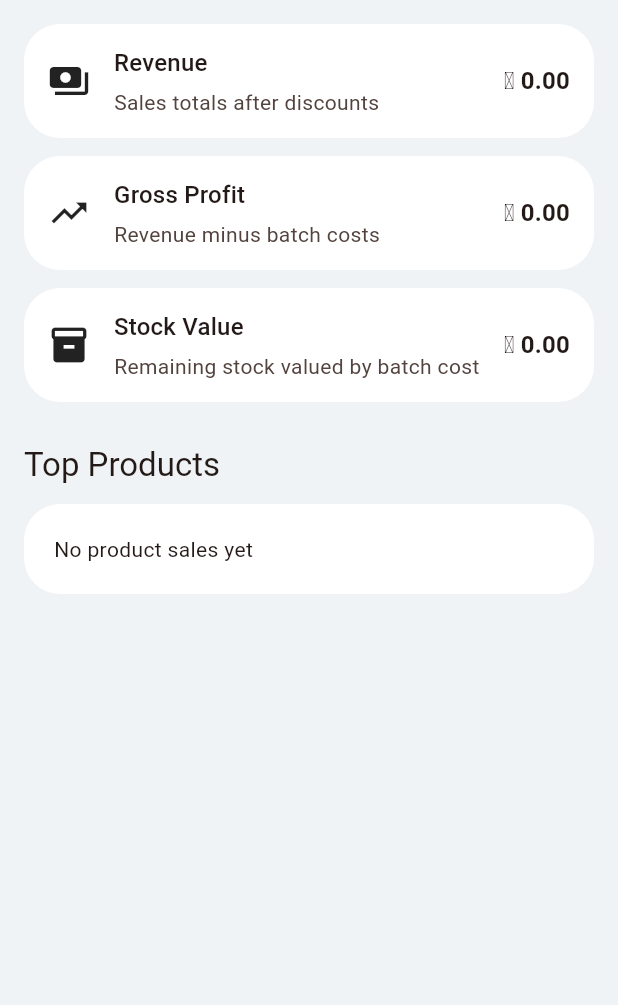
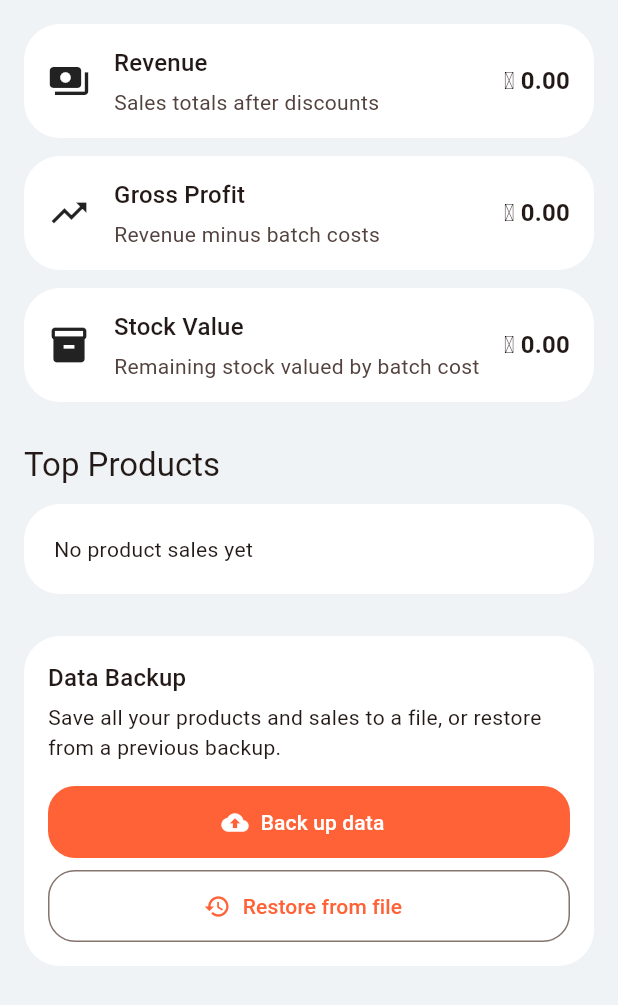
Before and after one commit to fejbron/stockmate, a Flutter app: the _ReportsContent widget shown alone on an empty page, opened directly with empty values, on a phone screen of 412 x 824 dp. Shown: the top 1005 px of the screen. Run offline on Flutter 3.47's test engine with Material 3 defaults, Android fonts, the phone set to English and light mode, and no system bars; our stand-ins replace barcode_widget, drift, drift_flutter, file_picker, flutter_riverpod, go_router and 2 more; missing offline and left inert: mobile_scanner, sqlite3; accounts and stored records are empty; generated files the repository leaves out were written again; project files that could hold a hidden picture were left out.

Commit message:
feat: add data backup card to reports screen
Co-authored-by: Cursor <cursoragent@cursor.com>

```diff
--- /dev/null
+++ b/stockmate/lib/src/backup/data_backup_card.dart
@@ -0,0 +1,146 @@
+import 'dart:io';
+
+import 'package:file_picker/file_picker.dart';
+import 'package:flutter/material.dart';
+import 'package:flutter_riverpod/flutter_riverpod.dart';
+import 'package:path_provider/path_provider.dart';
+import 'package:share_plus/share_plus.dart';
+
+import '../app_restarter.dart';
+import 'backup_providers.dart';
+
+typedef PickBackupFile = Future<File?> Function();
+typedef ShareBackupFile = Future<void> Function(File file);
+
+class DataBackupCard extends ConsumerStatefulWidget {
+  const DataBackupCard({this.pickFile, this.shareFile, super.key});
+
+  /// Injection seams for tests. Default to real plugin calls.
+  final PickBackupFile? pickFile;
+  final ShareBackupFile? shareFile;
+
+  @override
+  ConsumerState<DataBackupCard> createState() => _DataBackupCardState();
+}
+
+class _DataBackupCardState extends ConsumerState<DataBackupCard> {
+  bool _busy = false;
+
+  @override
+  Widget build(BuildContext context) {
+    return Card(
+      child: Padding(
+        padding: const EdgeInsets.all(16),
+        child: Column(
+          crossAxisAlignment: CrossAxisAlignment.stretch,
+          children: [
+            Text(
+              'Data Backup',
+              style: Theme.of(context).textTheme.titleMedium,
+            ),
+            const SizedBox(height: 4),
+            const Text(
+              'Save all your products and sales to a file, or restore from a '
+              'previous backup.',
+            ),
+            const SizedBox(height: 16),
+            if (_busy)
+              const Center(child: CircularProgressIndicator())
+            else ...[
+              FilledButton.icon(
+                onPressed: _backup,
+                icon: const Icon(Icons.backup),
+                label: const Text('Back up data'),
+              ),
+              const SizedBox(height: 8),
+              OutlinedButton.icon(
+                onPressed: _restore,
+                icon: const Icon(Icons.restore),
+                label: const Text('Restore from file'),
+              ),
+            ],
+          ],
+        ),
+      ),
+    );
+  }
+
+  Future<void> _backup() async {
+    setState(() => _busy = true);
+    try {
+      final service = ref.read(backupServiceProvider);
+      final dir = await getTemporaryDirectory();
+      final file = await service.createBackup(dir);
+      await (widget.shareFile ?? _defaultShare)(file);
+    } on Object catch (error) {
+      _showMessage('Backup failed: $error');
+    } finally {
+      if (mounted) {
+        setState(() => _busy = false);
+      }
+    }
+  }
+
+  Future<void> _restore() async {
+    final pick = widget.pickFile ?? _defaultPick;
+    final file = await pick();
+    if (file == null || !mounted) {
+      return;
+    }
+
+    final service = ref.read(backupServiceProvider);
+    final validation = await service.validateBackup(file);
+    if (!mounted) {
+      return;
+    }
+    if (!validation.isValid) {
+      _showMessage(validation.reason ?? 'Invalid backup file.');
+      return;
+    }
+
+    final confirmed = await showDialog<bool>(
+      context: context,
+      builder: (context) => AlertDialog(
+        title: const Text('Replace all current data?'),
+        content: const Text(
+          'Restoring will overwrite all current products and sales with the '
+          'contents of this backup. This cannot be undone.',
+        ),
+        actions: [
+          TextButton(
+            onPressed: () => Navigator.of(context).pop(false),
+            child: const Text('Cancel'),
+          ),
+          FilledButton(
+            onPressed: () => Navigator.of(context).pop(true),
+            child: const Text('Restore'),
+          ),
+        ],
+      ),
+    );
+
+    if (confirmed != true || !mounted) {
+      return;
+    }
+
+    await AppRestarter.of(context).restoreFromFile(file);
+  }
+
+  Future<void> _defaultShare(File file) async {
+    await SharePlus.instance.share(
+      ShareParams(files: [XFile(file.path)], text: 'EziTally data backup'),
+    );
+  }
+
+  Future<File?> _defaultPick() async {
+    final result = await FilePicker.platform.pickFiles();
+    final path = result?.files.single.path;
+    return path == null ? null : File(path);
+  }
+
+  void _showMessage(String message) {
+    ScaffoldMessenger.of(context).showSnackBar(
+      SnackBar(content: Text(message)),
+    );
+  }
+}
--- a/stockmate/lib/src/reports/reports_screen.dart
+++ b/stockmate/lib/src/reports/reports_screen.dart
@@ -1,6 +1,8 @@
+import 'package:flutter/foundation.dart' show kIsWeb;
 import 'package:flutter/material.dart';
 import 'package:flutter_riverpod/flutter_riverpod.dart';
 
+import '../backup/data_backup_card.dart';
 import '../shared/money.dart';
 import 'reports_providers.dart';
 import 'reports_repository.dart';
@@ -93,6 +95,10 @@ class _ReportsContent extends StatelessWidget {
                           child: _TopProductTile(product: product),
                         );
                       }),
+                    if (!kIsWeb) ...[
+                      const SizedBox(height: 28),
+                      const DataBackupCard(),
+                    ],
                   ],
                 ),
               ),
```
Also changed, not shown: 1 other file.
